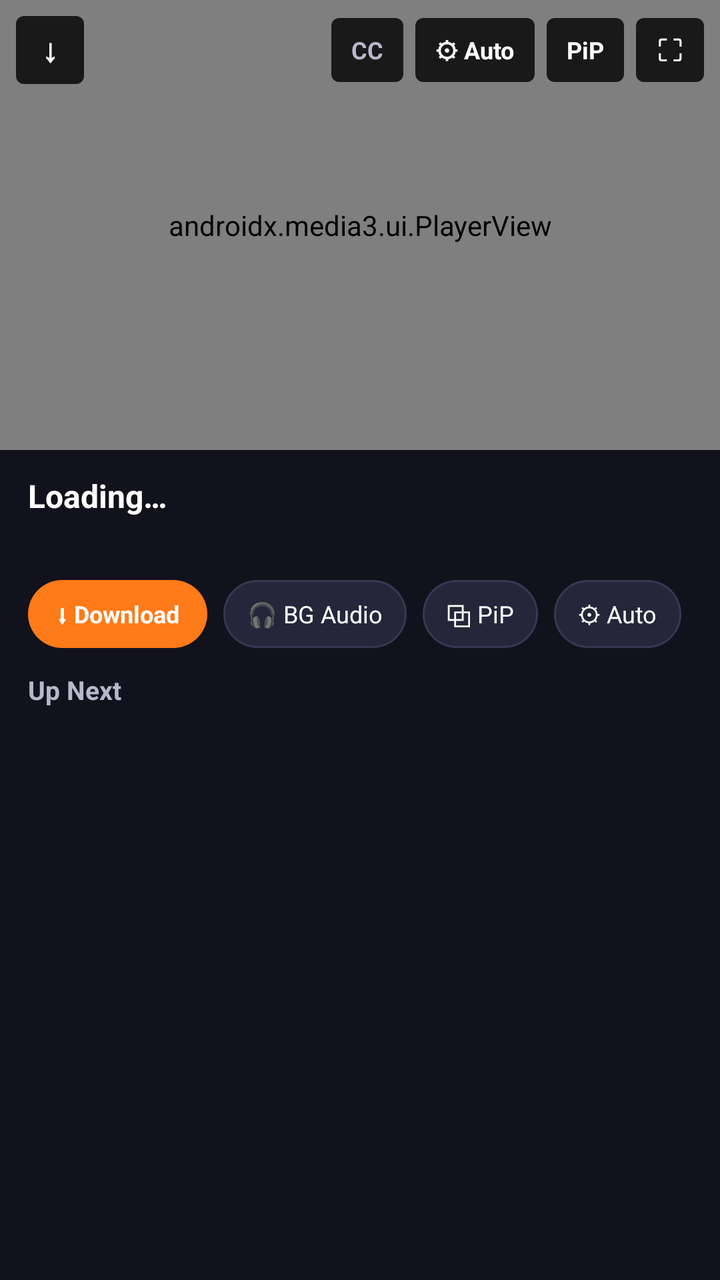
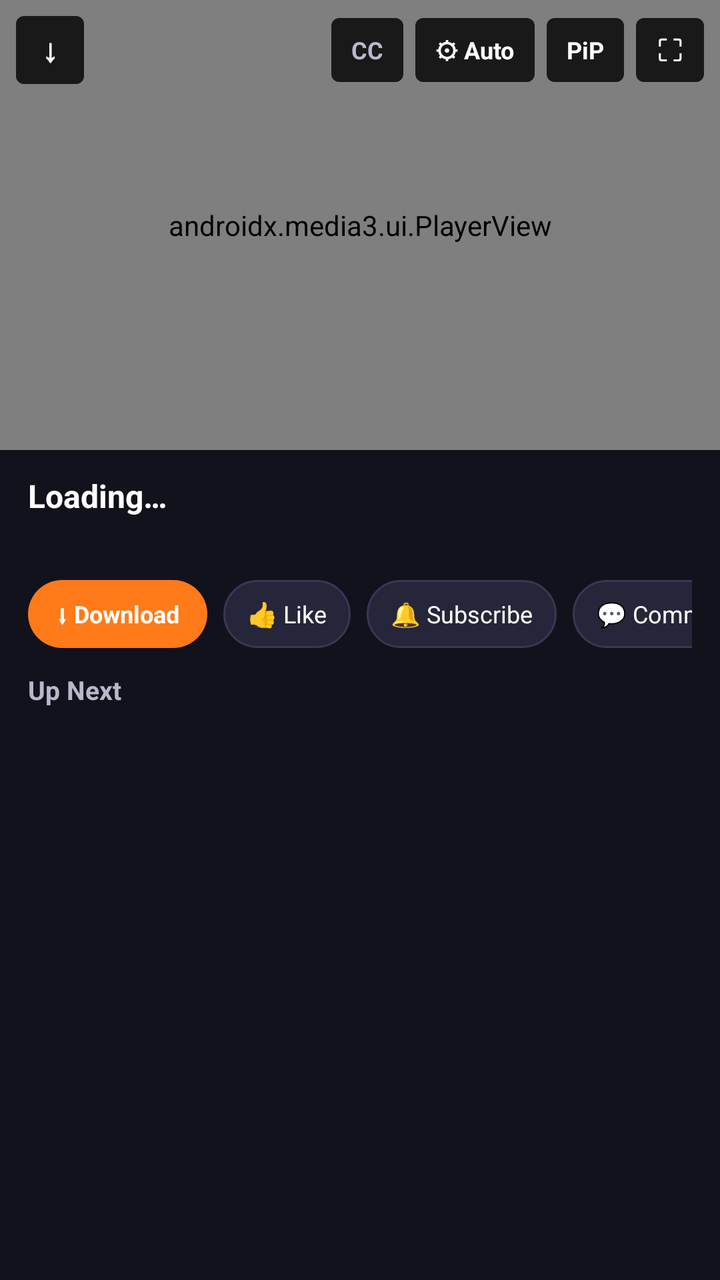

An Android layout rendered at two revisions. The XML below is the earlier revision; the diff shows what the commit changed to produce the second picture.
<!-- AndroidManifest.xml: application theme Theme.GrabAll -->
<!-- res/layout/activity_youtube_player.xml -->
<?xml version="1.0" encoding="utf-8"?>
<LinearLayout xmlns:android="http://schemas.android.com/apk/res/android"
    xmlns:app="http://schemas.android.com/apk/res-auto"
    android:layout_width="match_parent"
    android:layout_height="match_parent"
    android:background="@color/graball_bg"
    android:orientation="vertical">

    
    <FrameLayout
        android:id="@+id/playerContainer"
        android:layout_width="match_parent"
        android:layout_height="225dp"
        android:background="#000000">

        <androidx.media3.ui.PlayerView
            android:id="@+id/ytPlayerView"
            android:layout_width="match_parent"
            android:layout_height="match_parent"
            app:resize_mode="fit"
            app:show_buffering="when_playing"
            app:surface_type="surface_view"
            app:use_controller="true" />

        
        <TextView
            android:id="@+id/audioOnlyBanner"
            android:layout_width="wrap_content"
            android:layout_height="wrap_content"
            android:layout_gravity="top|center_horizontal"
            android:layout_marginTop="48dp"
            android:background="@drawable/yt_hud_bg"
            android:clickable="false"
            android:focusable="false"
            android:paddingStart="14dp"
            android:paddingTop="6dp"
            android:paddingEnd="14dp"
            android:paddingBottom="6dp"
            android:text="🎧 Audio-Only Mode (Battery Saver)"
            android:textColor="@color/graball_text"
            android:textSize="12sp"
            android:textStyle="bold"
            android:visibility="gone" />

        
        <TextView
            android:id="@+id/gestureHud"
            android:layout_width="wrap_content"
            android:layout_height="wrap_content"
            android:layout_gravity="center"
            android:background="@drawable/yt_hud_bg"
            android:paddingStart="16dp"
            android:paddingTop="8dp"
            android:paddingEnd="16dp"
            android:paddingBottom="8dp"
            android:textColor="@color/graball_text"
            android:textSize="15sp"
            android:textStyle="bold"
            android:visibility="gone" />

        <LinearLayout
            android:id="@+id/playerLoadingBox"
            android:layout_width="wrap_content"
            android:layout_height="wrap_content"
            android:layout_gravity="center"
            android:gravity="center"
            android:orientation="vertical"
            android:visibility="gone">

            <ProgressBar
                android:id="@+id/playerLoading"
                android:layout_width="40dp"
                android:layout_height="40dp"
                android:indeterminateTint="@color/graball_orange" />

            <TextView
                android:id="@+id/playerLoadingText"
                android:layout_width="wrap_content"
                android:layout_height="wrap_content"
                android:layout_marginTop="6dp"
                android:background="@drawable/yt_hud_bg"
                android:paddingStart="12dp"
                android:paddingTop="4dp"
                android:paddingEnd="12dp"
                android:paddingBottom="4dp"
                android:text="Connecting…"
                android:textColor="@color/graball_text"
                android:textSize="12sp" />
        </LinearLayout>

        
        <LinearLayout
            android:id="@+id/playerTopOverlay"
            android:layout_width="match_parent"
            android:layout_height="wrap_content"
            android:layout_gravity="top"
            android:gravity="center_vertical"
            android:orientation="horizontal"
            android:padding="8dp">

            <TextView
                android:id="@+id/btnPlayerBack"
                android:layout_width="34dp"
                android:layout_height="34dp"
                android:background="@drawable/yt_badge_bg"
                android:gravity="center"
                android:text="↓"
                android:textColor="@color/graball_text"
                android:textSize="16sp"
                android:textStyle="bold" />

            <View
                android:layout_width="0dp"
                android:layout_height="1dp"
                android:layout_weight="1" />

            <TextView
                android:id="@+id/btnTopCaptions"
                android:layout_width="wrap_content"
                android:layout_height="32dp"
                android:layout_marginEnd="6dp"
                android:background="@drawable/yt_badge_bg"
                android:gravity="center"
                android:paddingStart="10dp"
                android:paddingEnd="10dp"
                android:text="CC"
                android:textColor="@color/graball_subtext"
                android:textSize="12sp"
                android:textStyle="bold" />

            <TextView
                android:id="@+id/btnTopQuality"
                android:layout_width="wrap_content"
                android:layout_height="32dp"
                android:layout_marginEnd="6dp"
                android:background="@drawable/yt_badge_bg"
                android:gravity="center"
                android:paddingStart="10dp"
                android:paddingEnd="10dp"
                android:text="⚙ Auto"
                android:textColor="@color/graball_text"
                android:textSize="12sp"
                android:textStyle="bold" />

            <TextView
                android:id="@+id/btnTopPip"
                android:layout_width="wrap_content"
                android:layout_height="32dp"
                android:layout_marginEnd="6dp"
                android:background="@drawable/yt_badge_bg"
                android:gravity="center"
                android:paddingStart="10dp"
                android:paddingEnd="10dp"
                android:text="PiP"
                android:textColor="@color/graball_text"
                android:textSize="12sp"
                android:textStyle="bold" />

            <TextView
                android:id="@+id/btnFullscreen"
                android:layout_width="34dp"
                android:layout_height="32dp"
                android:background="@drawable/yt_badge_bg"
                android:gravity="center"
                android:text="⛶"
                android:textColor="@color/graball_text"
                android:textSize="15sp" />
        </LinearLayout>
    </FrameLayout>

    
    <LinearLayout
        android:id="@+id/detailsContainer"
        android:layout_width="match_parent"
        android:layout_height="0dp"
        android:layout_weight="1"
        android:orientation="vertical">

        
        <LinearLayout
            android:layout_width="match_parent"
            android:layout_height="wrap_content"
            android:orientation="vertical"
            android:paddingStart="14dp"
            android:paddingTop="12dp"
            android:paddingEnd="14dp"
            android:paddingBottom="6dp">

            <TextView
                android:id="@+id/playerVideoTitle"
                android:layout_width="match_parent"
                android:layout_height="wrap_content"
                android:ellipsize="end"
                android:maxLines="2"
                android:text="Loading…"
                android:textColor="@color/graball_text"
                android:textSize="16sp"
                android:textStyle="bold" />

            <TextView
                android:id="@+id/playerVideoMeta"
                android:layout_width="match_parent"
                android:layout_height="wrap_content"
                android:layout_marginTop="3dp"
                android:textColor="@color/graball_subtext"
                android:textSize="12sp" />

            <LinearLayout
                android:id="@+id/playerErrorRow"
                android:layout_width="match_parent"
                android:layout_height="wrap_content"
                android:layout_marginTop="6dp"
                android:gravity="center_vertical"
                android:orientation="horizontal"
                android:visibility="gone">

                <TextView
                    android:id="@+id/playerError"
                    android:layout_width="0dp"
                    android:layout_height="wrap_content"
                    android:layout_weight="1"
                    android:textColor="#FF6B6B"
                    android:textSize="12sp" />

                <TextView
                    android:id="@+id/btnPlayerRetry"
                    android:layout_width="wrap_content"
                    android:layout_height="28dp"
                    android:layout_marginStart="8dp"
                    android:background="@drawable/yt_chip_selected"
                    android:gravity="center"
                    android:paddingStart="12dp"
                    android:paddingEnd="12dp"
                    android:text="↻ Retry"
                    android:textColor="@color/graball_text"
                    android:textSize="12sp"
                    android:textStyle="bold" />
            </LinearLayout>
        </LinearLayout>

        
        <HorizontalScrollView
            android:layout_width="match_parent"
            android:layout_height="wrap_content"
            android:paddingStart="14dp"
            android:paddingTop="6dp"
            android:paddingEnd="14dp"
            android:paddingBottom="8dp"
            android:scrollbars="none">

            <LinearLayout
                android:layout_width="wrap_content"
                android:layout_height="wrap_content"
                android:orientation="horizontal">

                <TextView
                    android:id="@+id/actionDownload"
                    android:layout_width="wrap_content"
                    android:layout_height="34dp"
                    android:layout_marginEnd="8dp"
                    android:background="@drawable/yt_chip_selected"
                    android:gravity="center"
                    android:paddingStart="14dp"
                    android:paddingEnd="14dp"
                    android:text="⬇ Download"
                    android:textColor="@color/graball_text"
                    android:textSize="12sp"
                    android:textStyle="bold" />

                <TextView
                    android:id="@+id/actionBgAudio"
                    android:layout_width="wrap_content"
                    android:layout_height="34dp"
                    android:layout_marginEnd="8dp"
                    android:background="@drawable/yt_chip_bg"
                    android:gravity="center"
                    android:paddingStart="12dp"
                    android:paddingEnd="12dp"
                    android:text="🎧 BG Audio"
                    android:textColor="@color/graball_text"
                    android:textSize="12sp" />

                <TextView
                    android:id="@+id/actionPip"
                    android:layout_width="wrap_content"
                    android:layout_height="34dp"
                    android:layout_marginEnd="8dp"
                    android:background="@drawable/yt_chip_bg"
                    android:gravity="center"
                    android:paddingStart="12dp"
                    android:paddingEnd="12dp"
                    android:text="⧉ PiP"
                    android:textColor="@color/graball_text"
                    android:textSize="12sp" />

                <TextView
                    android:id="@+id/actionQuality"
                    android:layout_width="wrap_content"
                    android:layout_height="34dp"
                    android:layout_marginEnd="8dp"
                    android:background="@drawable/yt_chip_bg"
                    android:gravity="center"
                    android:paddingStart="12dp"
                    android:paddingEnd="12dp"
                    android:text="⚙ Auto"
                    android:textColor="@color/graball_text"
                    android:textSize="12sp" />

                <TextView
                    android:id="@+id/actionSpeed"
                    android:layout_width="wrap_content"
                    android:layout_height="34dp"
                    android:layout_marginEnd="8dp"
                    android:background="@drawable/yt_chip_bg"
                    android:gravity="center"
                    android:paddingStart="12dp"
                    android:paddingEnd="12dp"
                    android:text="1.0×"
                    android:textColor="@color/graball_text"
                    android:textSize="12sp" />

                <TextView
                    android:id="@+id/actionCaptions"
                    android:layout_width="wrap_content"
                    android:layout_height="34dp"
                    android:layout_marginEnd="8dp"
                    android:background="@drawable/yt_chip_bg"
                    android:gravity="center"
                    android:paddingStart="12dp"
                    android:paddingEnd="12dp"
                    android:text="CC"
                    android:textColor="@color/graball_subtext"
                    android:textSize="12sp"
                    android:textStyle="bold" />

                <TextView
                    android:id="@+id/actionBookmark"
                    android:layout_width="wrap_content"
                    android:layout_height="34dp"
                    android:layout_marginEnd="8dp"
                    android:background="@drawable/yt_chip_bg"
                    android:gravity="center"
                    android:paddingStart="12dp"
                    android:paddingEnd="12dp"
                    android:text="☆ Save"
                    android:textColor="@color/graball_text"
                    android:textSize="12sp" />

                <TextView
                    android:id="@+id/actionSponsorBlock"
                    android:layout_width="wrap_content"
                    android:layout_height="34dp"
                    android:background="@drawable/yt_chip_bg"
                    android:gravity="center"
                    android:paddingStart="12dp"
                    android:paddingEnd="12dp"
                    android:text="SB: ON"
                    android:textColor="@color/graball_active"
                    android:textSize="12sp"
                    android:textStyle="bold" />
            </LinearLayout>
        </HorizontalScrollView>

        
        <TextView
            android:layout_width="match_parent"
            android:layout_height="wrap_content"
            android:paddingStart="14dp"
            android:paddingTop="4dp"
            android:paddingEnd="14dp"
            android:paddingBottom="6dp"
            android:text="Up Next"
            android:textColor="@color/graball_subtext"
            android:textSize="13sp"
            android:textStyle="bold" />

        <androidx.recyclerview.widget.RecyclerView
            android:id="@+id/relatedList"
            android:layout_width="match_parent"
            android:layout_height="0dp"
            android:layout_weight="1"
            android:clipToPadding="false"
            android:paddingStart="12dp"
            android:paddingEnd="12dp"
            android:paddingBottom="12dp" />
    </LinearLayout>

</LinearLayout>
<!-- resources referenced by this layout -->
<resources>
  <color name="graball_active">#22C55E</color>
  <color name="graball_bg">#12121C</color>
  <color name="graball_orange">#FF7A18</color>
  <color name="graball_subtext">#B8B8CC</color>
  <color name="graball_text">#FFFFFF</color>
  <!-- drawable yt_badge_bg (drawable) -->
  <?xml version="1.0" encoding="utf-8"?>
  <shape xmlns:android="http://schemas.android.com/apk/res/android">
      <solid android:color="#CC000000" />
      <corners android:radius="4dp" />
  </shape>
  <!-- drawable yt_chip_bg (drawable) -->
  <?xml version="1.0" encoding="utf-8"?>
  <shape xmlns:android="http://schemas.android.com/apk/res/android">
      <solid android:color="#26263A" />
      <stroke android:width="1dp" android:color="#383854" />
      <corners android:radius="18dp" />
  </shape>
  <!-- drawable yt_chip_selected (drawable) -->
  <?xml version="1.0" encoding="utf-8"?>
  <shape xmlns:android="http://schemas.android.com/apk/res/android">
      <solid android:color="@color/graball_orange" />
      <corners android:radius="18dp" />
  </shape>
  <!-- drawable yt_hud_bg (drawable) -->
  <?xml version="1.0" encoding="utf-8"?>
  <shape xmlns:android="http://schemas.android.com/apk/res/android">
      <solid android:color="#CC12121C" />
      <stroke android:width="1dp" android:color="#55FF7A18" />
      <corners android:radius="20dp" />
  </shape>
  <style name="Theme.GrabAll" parent="Theme.AppCompat.DayNight.NoActionBar">
          <item name="android:statusBarColor">@color/graball_nav</item>
          <item name="android:navigationBarColor">@color/graball_nav</item>
          <item name="colorAccent">@color/graball_orange</item>
      </style>
  <color name="graball_nav">#0E0E16</color>
</resources>

<!-- the commit's change to res/layout/activity_youtube_player.xml (unified diff, before → after) -->
@@ -268,6 +268,58 @@
                     android:textStyle="bold" />
 
                 <TextView
+                    android:id="@+id/actionLike"
+                    android:layout_width="wrap_content"
+                    android:layout_height="34dp"
+                    android:layout_marginEnd="8dp"
+                    android:background="@drawable/yt_chip_bg"
+                    android:gravity="center"
+                    android:paddingStart="12dp"
+                    android:paddingEnd="12dp"
+                    android:text="👍 Like"
+                    android:textColor="@color/graball_text"
+                    android:textSize="12sp" />
+
+                <TextView
+                    android:id="@+id/actionSubscribe"
+                    android:layout_width="wrap_content"
+                    android:layout_height="34dp"
+                    android:layout_marginEnd="8dp"
+                    android:background="@drawable/yt_chip_bg"
+                    android:gravity="center"
+                    android:paddingStart="12dp"
+                    android:paddingEnd="12dp"
+                    android:text="🔔 Subscribe"
+                    android:textColor="@color/graball_text"
+                    android:textSize="12sp" />
+
+                <TextView
+                    android:id="@+id/actionComments"
+                    android:layout_width="wrap_content"
+                    android:layout_height="34dp"
+                    android:layout_marginEnd="8dp"
+                    android:background="@drawable/yt_chip_bg"
+                    android:gravity="center"
+                    android:paddingStart="12dp"
+                    android:paddingEnd="12dp"
+                    android:text="💬 Comments"
+                    android:textColor="@color/graball_text"
+                    android:textSize="12sp" />
+
+                <TextView
+                    android:id="@+id/actionOpenWeb"
+                    android:layout_width="wrap_content"
+                    android:layout_height="34dp"
+                    android:layout_marginEnd="8dp"
+                    android:background="@drawable/yt_chip_bg"
+                    android:gravity="center"
+                    android:paddingStart="12dp"
+                    android:paddingEnd="12dp"
+                    android:text="🌐 Web"
+                    android:textColor="@color/graball_text"
+                    android:textSize="12sp" />
+
+                <TextView
                     android:id="@+id/actionBgAudio"
                     android:layout_width="wrap_content"
                     android:layout_height="34dp"
